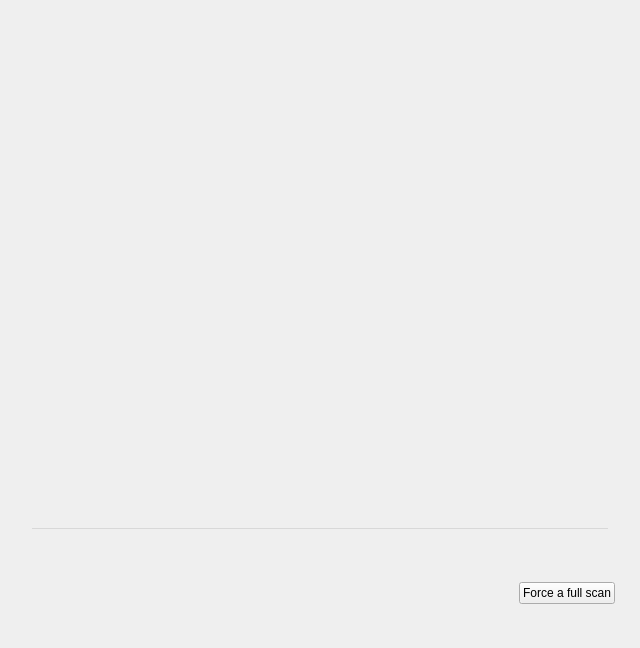
This is src/MEGASync/gui/macx/SettingsDialog.ui in meganz/MEGAsync as Qt 5 draws it before an edit. The edited form follows.
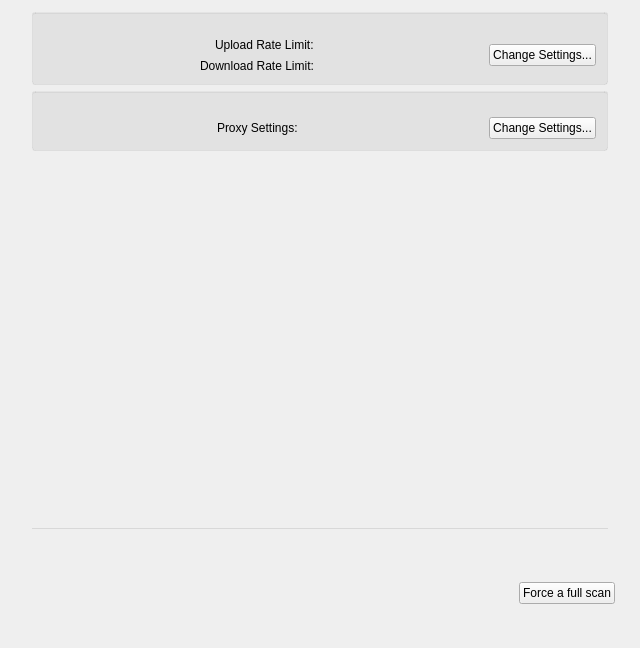
This is the edited form. The open tabs and pages were chosen to show the change. Icons and pictures are not drawn. Custom widgets are drawn as their Qt base class.

Commit message: Remove advanced pane

The edit to the form file:
```diff
--- a/src/MEGASync/gui/macx/SettingsDialog.ui
+++ b/src/MEGASync/gui/macx/SettingsDialog.ui
@@ -3954,272 +3954,6 @@
        </item>
       </layout>
      </widget>
-     <widget class="QWidget" name="pAdvanced">
-      <layout class="QVBoxLayout" name="verticalLayout_13">
-       <property name="spacing">
-        <number>10</number>
-       </property>
-       <property name="leftMargin">
-        <number>0</number>
-       </property>
-       <property name="topMargin">
-        <number>14</number>
-       </property>
-       <property name="rightMargin">
-        <number>0</number>
-       </property>
-       <property name="bottomMargin">
-        <number>0</number>
-       </property>
-       <item>
-        <widget class="QWidget" name="widget_2" native="true">
-         <property name="sizePolicy">
-          <sizepolicy hsizetype="Expanding" vsizetype="Maximum">
-           <horstretch>0</horstretch>
-           <verstretch>0</verstretch>
-          </sizepolicy>
-         </property>
-         <layout class="QHBoxLayout" name="horizontalLayout_9">
-          <property name="spacing">
-           <number>0</number>
-          </property>
-          <property name="leftMargin">
-           <number>11</number>
-          </property>
-          <property name="topMargin">
-           <number>0</number>
-          </property>
-          <property name="rightMargin">
-           <number>11</number>
-          </property>
-          <property name="bottomMargin">
-           <number>0</number>
-          </property>
-          <item>
-           <widget class="QWidget" name="widget" native="true">
-            <property name="sizePolicy">
-             <sizepolicy hsizetype="Expanding" vsizetype="Maximum">
-              <horstretch>0</horstretch>
-              <verstretch>0</verstretch>
-             </sizepolicy>
-            </property>
-            <layout class="QHBoxLayout" name="horizontalLayout_19">
-             <property name="spacing">
-              <number>0</number>
-             </property>
-             <property name="leftMargin">
-              <number>0</number>
-             </property>
-             <property name="topMargin">
-              <number>0</number>
-             </property>
-             <property name="rightMargin">
-              <number>0</number>
-             </property>
-             <property name="bottomMargin">
-              <number>0</number>
-             </property>
-            </layout>
-           </widget>
-          </item>
-         </layout>
-        </widget>
-       </item>
-       <item>
-        <widget class="QToolButton" name="toolButton_6">
-         <property name="sizePolicy">
-          <sizepolicy hsizetype="Preferred" vsizetype="Preferred">
-           <horstretch>0</horstretch>
-           <verstretch>0</verstretch>
-          </sizepolicy>
-         </property>
-         <property name="minimumSize">
-          <size>
-           <width>500</width>
-           <height>2</height>
-          </size>
-         </property>
-         <property name="maximumSize">
-          <size>
-           <width>500</width>
-           <height>2</height>
-          </size>
-         </property>
-         <property name="focusPolicy">
-          <enum>Qt::NoFocus</enum>
-         </property>
-         <property name="styleSheet">
-          <string notr="true">border:none;
-background:transparent;</string>
-         </property>
-         <property name="text">
-          <string/>
-         </property>
-         <property name="icon">
-          <iconset resource="../Resources_win.qrc">
-           <normaloff>:/images/separator line.png</normaloff>:/images/separator line.png</iconset>
-         </property>
-         <property name="iconSize">
-          <size>
-           <width>500</width>
-           <height>2</height>
-          </size>
-         </property>
-        </widget>
-       </item>
-       <item>
-        <widget class="QWidget" name="gCache" native="true">
-         <property name="sizePolicy">
-          <sizepolicy hsizetype="Expanding" vsizetype="Preferred">
-           <horstretch>0</horstretch>
-           <verstretch>0</verstretch>
-          </sizepolicy>
-         </property>
-         <layout class="QHBoxLayout" name="horizontalLayout_11">
-          <property name="leftMargin">
-           <number>29</number>
-          </property>
-          <property name="topMargin">
-           <number>0</number>
-          </property>
-          <property name="rightMargin">
-           <number>24</number>
-          </property>
-          <property name="bottomMargin">
-           <number>0</number>
-          </property>
-         </layout>
-        </widget>
-       </item>
-       <item>
-        <widget class="QToolButton" name="lCacheSeparator">
-         <property name="sizePolicy">
-          <sizepolicy hsizetype="Preferred" vsizetype="Preferred">
-           <horstretch>0</horstretch>
-           <verstretch>0</verstretch>
-          </sizepolicy>
-         </property>
-         <property name="minimumSize">
-          <size>
-           <width>500</width>
-           <height>2</height>
-          </size>
-         </property>
-         <property name="maximumSize">
-          <size>
-           <width>500</width>
-           <height>2</height>
-          </size>
-         </property>
-         <property name="focusPolicy">
-          <enum>Qt::NoFocus</enum>
-         </property>
-         <property name="styleSheet">
-          <string notr="true">border:none;
-background:transparent;</string>
-         </property>
-         <property name="text">
-          <string/>
-         </property>
-         <property name="icon">
-          <iconset resource="../Resources_win.qrc">
-           <normaloff>:/images/separator line.png</normaloff>:/images/separator line.png</iconset>
-         </property>
-         <property name="iconSize">
-          <size>
-           <width>500</width>
-           <height>2</height>
-          </size>
-         </property>
-        </widget>
-       </item>
-       <item>
-        <widget class="QToolButton" name="toolButton_7">
-         <property name="sizePolicy">
-          <sizepolicy hsizetype="Preferred" vsizetype="Preferred">
-           <horstretch>0</horstretch>
-           <verstretch>0</verstretch>
-          </sizepolicy>
-         </property>
-         <property name="minimumSize">
-          <size>
-           <width>500</width>
-           <height>2</height>
-          </size>
-         </property>
-         <property name="maximumSize">
-          <size>
-           <width>500</width>
-           <height>2</height>
-          </size>
-         </property>
-         <property name="focusPolicy">
-          <enum>Qt::NoFocus</enum>
-         </property>
-         <property name="styleSheet">
-          <string notr="true">border:none;
-background:transparent;</string>
-         </property>
-         <property name="text">
-          <string/>
-         </property>
-         <property name="icon">
-          <iconset resource="../Resources_win.qrc">
-           <normaloff>:/images/separator line.png</normaloff>:/images/separator line.png</iconset>
-         </property>
-         <property name="iconSize">
-          <size>
-           <width>500</width>
-           <height>2</height>
-          </size>
-         </property>
-        </widget>
-       </item>
-       <item>
-        <widget class="QWidget" name="widget_6" native="true">
-         <property name="sizePolicy">
-          <sizepolicy hsizetype="Preferred" vsizetype="Maximum">
-           <horstretch>0</horstretch>
-           <verstretch>0</verstretch>
-          </sizepolicy>
-         </property>
-         <property name="minimumSize">
-          <size>
-           <width>0</width>
-           <height>0</height>
-          </size>
-         </property>
-         <layout class="QHBoxLayout" name="horizontalLayout_15">
-          <property name="leftMargin">
-           <number>30</number>
-          </property>
-          <property name="topMargin">
-           <number>7</number>
-          </property>
-          <property name="rightMargin">
-           <number>30</number>
-          </property>
-          <property name="bottomMargin">
-           <number>19</number>
-          </property>
-         </layout>
-        </widget>
-       </item>
-       <item>
-        <spacer name="verticalSpacer_4">
-         <property name="orientation">
-          <enum>Qt::Vertical</enum>
-         </property>
-         <property name="sizeHint" stdset="0">
-          <size>
-           <width>20</width>
-           <height>40</height>
-          </size>
-         </property>
-        </spacer>
-       </item>
-      </layout>
-     </widget>
     </widget>
    </item>
    <item>
```
Left out of the diff: 2 changed lines with no effect on the pictures.
